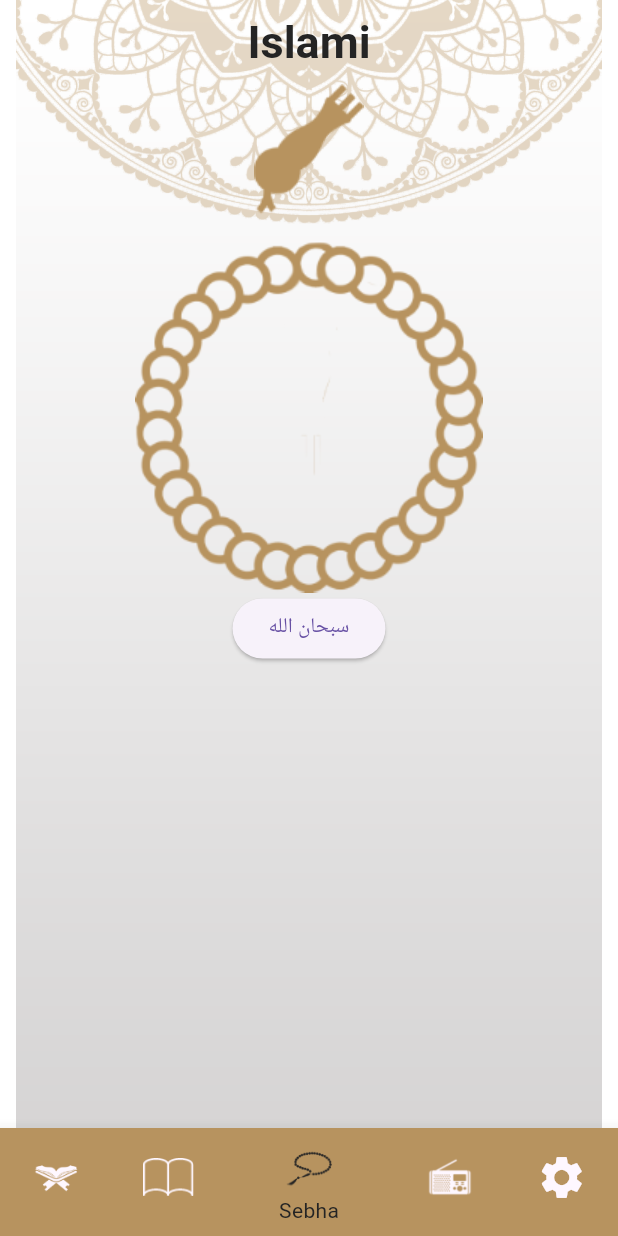
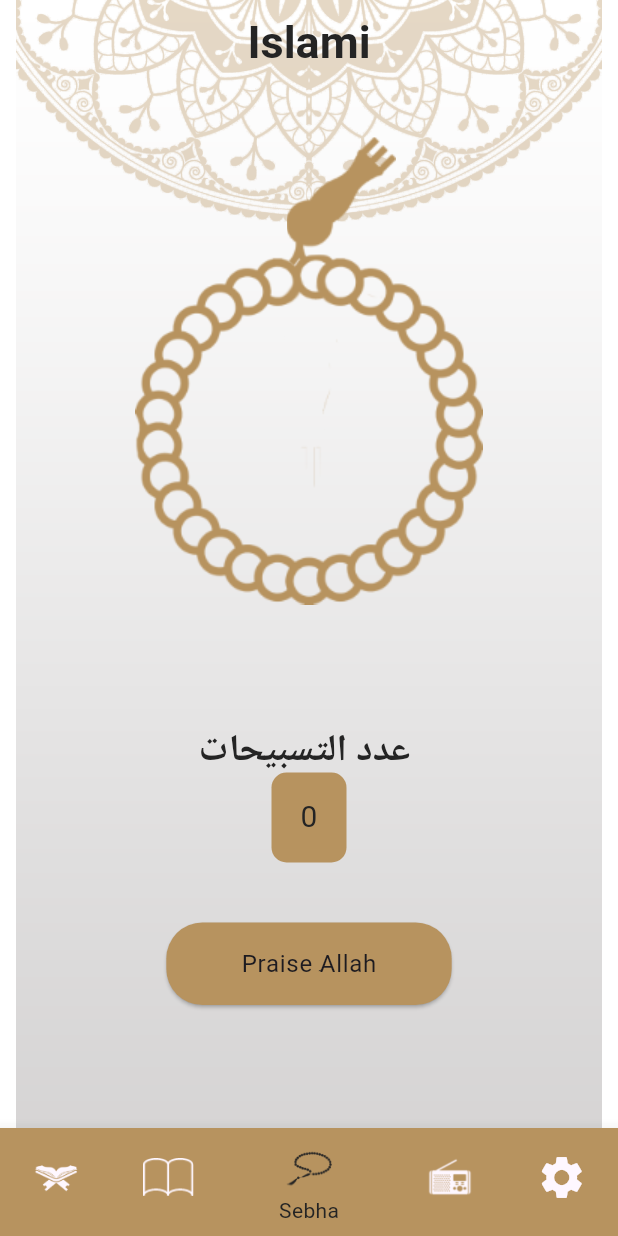
Before and after one commit to anasmohamed13/islami_project, a Flutter app: the screen it shows after launch, item 3 of the bottom bar chosen, on a phone screen of 412 x 824 dp. Run offline on Flutter 3.47's test engine with Material 3 defaults, Android fonts, the phone set to English and light mode, and no system bars; generated files the repository leaves out were written again.

Commit message:
finish the sebha screen

```diff
--- a/lib/l10n/app_ar.arb
+++ b/lib/l10n/app_ar.arb
@@ -6,5 +6,8 @@
     "quran" : "قران",
     "ahadeth":"احاديث",
     "sebha":"سبحة",
-    "radio":"راديو"
+    "radio":"راديو",
+    "praiseAllah" : "سبحان الله",
+    "thanksForAllah" : "الحمدلله",
+    "allahAkbr" : "الله أكبر"
 }
--- a/lib/l10n/app_en.arb
+++ b/lib/l10n/app_en.arb
@@ -6,5 +6,8 @@
     "quran" : "Quran",
     "ahadeth":"Ahadeth",
     "sebha":"Sebha",
-    "radio":"Radio"
+    "radio":"Radio",
+    "praiseAllah" : "Praise ِAllah",
+    "thanksForAllah" : "Thanks for Allah",
+    "allahAkbr" : "Allah is the greatest"
 }
--- a/lib/ui/screens/home_screen/home_screen.dart
+++ b/lib/ui/screens/home_screen/home_screen.dart
@@ -24,12 +24,12 @@
   late ThemeProvider themeProvider;
 
   int selectedTabIndex = 0;
-  List<Widget> tabs = const [
-    Quran(),
-    Ahadeth(),
-    Sebha(),
-    RadioIslami(),
-    Settings()
+  List<Widget> tabs = [
+    const Quran(),
+    const Ahadeth(),
+    const Sebha(),
+    const RadioIslami(),
+    const Settings()
   ];
   @override
   Widget build(BuildContext context) {
--- a/lib/ui/screens/home_screen/tabs/sebha/sebha.dart
+++ b/lib/ui/screens/home_screen/tabs/sebha/sebha.dart
@@ -1,17 +1,122 @@
+// ignore_for_file: avoid_unnecessary_containers, must_be_immutable, sized_box_for_whitespace
+
 import 'package:flutter/material.dart';
+import 'package:islamicproject/ui/provider/language_provider.dart';
+import 'package:islamicproject/ui/provider/theme_provider.dart';
 import 'package:islamicproject/ui/utils/app_assets.dart';
+import 'package:islamicproject/ui/utils/app_colors.dart';
+import 'package:islamicproject/ui/utils/sebha_name.dart';
+import 'package:provider/provider.dart';
 
-class Sebha extends StatelessWidget {
+class Sebha extends StatefulWidget {
   const Sebha({super.key});
 
   @override
+  State<Sebha> createState() => _SebhaState();
+}
+
+class _SebhaState extends State<Sebha> {
+  late ThemeProvider themeProvider;
+  late LanguageProvider languageProvider;
+
+  int counter = 0;
+
+  int index = 0;
+
+  @override
   Widget build(BuildContext context) {
+    themeProvider = Provider.of(context);
+    languageProvider = Provider.of(context);
     return Column(
       children: [
-        Image.asset(AppAssets.headSebhaLogo),
-        Center(child: Image.asset(AppAssets.bodySebhaLogo)),
-        Container(),
-        ElevatedButton(onPressed: () {}, child: const Text('سبحان الله')),
+        const SizedBox(
+          height: 30,
+        ),
+        Container(
+          height: 400,
+          child: Stack(
+            children: [
+              Center(
+                  child: Transform.rotate(
+                angle: counter.toDouble() * 0.2,
+                child: Image.asset(themeProvider.isDarkTheme
+                    ? AppAssets.bodySebhaDark
+                    : AppAssets.bodySebhaLogo),
+              )),
+              Positioned(
+                  bottom: 290,
+                  right: 148,
+                  child: Image.asset(themeProvider.isDarkTheme
+                      ? AppAssets.headSebhaDark
+                      : AppAssets.headSebhaLogo)),
+            ],
+          ),
+        ),
+        Text(
+          'عدد التسبيحات ',
+          style: Theme.of(context).textTheme.displayLarge,
+        ),
+        Container(
+          height: 60,
+          width: 50,
+          decoration: BoxDecoration(
+            borderRadius: BorderRadius.circular(10),
+            color:
+                themeProvider.isDarkTheme ? AppColor.accent : AppColor.primary,
+          ),
+          child: Center(
+              child: Text(
+            counter.toString(),
+            style: themeProvider.isDarkTheme
+                ? const TextStyle(color: AppColor.white, fontSize: 20)
+                : const TextStyle(color: AppColor.accent, fontSize: 20),
+          )),
+        ),
+        const SizedBox(
+          height: 40,
+        ),
+        ElevatedButton(
+          style: ElevatedButton.styleFrom(
+            padding: const EdgeInsets.symmetric(horizontal: 50, vertical: 15),
+            shape:
+                RoundedRectangleBorder(borderRadius: BorderRadius.circular(24)),
+            backgroundColor: themeProvider.isDarkTheme
+                ? AppColor.accentDark
+                : AppColor.primary,
+          ),
+          onPressed: () {
+            if (counter >= 32 && index < 2) {
+              setState(() {
+                counter = 0;
+                index++;
+              });
+            } else if (counter >= 32 && index >= 2) {
+              setState(() {
+                counter = 0;
+                index = 0;
+              });
+            } else {
+              setState(() {
+                counter++;
+              });
+            }
+          },
+          child: Builder(
+            builder: (context) {
+              if (languageProvider.local == 'en') {
+                return Text(
+                  SebhaName.sebhaNameEn[index],
+                  style: Theme.of(context).textTheme.bodyLarge,
+                );
+              } else {
+                return Text(
+                  SebhaName.sebhaNameAr[index],
+                  style: Theme.of(context).textTheme.bodyLarge,
+                );
+              }
+            },
+          ),
+        ),
       ],
     );
   }
--- a/lib/ui/screens/home_screen/tabs/settings/settings.dart
+++ b/lib/ui/screens/home_screen/tabs/settings/settings.dart
@@ -66,7 +66,7 @@
                 style: Theme.of(context)
                     .textTheme
                     .displayLarge!
-                    .copyWith(fontSize: 20)),
+                    .copyWith(fontSize: 18)),
           ),
           DropdownMenuItem(
               value: 'en',
@@ -74,7 +74,7 @@
                   style: Theme.of(context)
                       .textTheme
                       .displayLarge!
-                      .copyWith(fontSize: 20))),
+                      .copyWith(fontSize: 18))),
         ],
         onChanged: languageProvider.changeLang,
       );
--- a/lib/ui/screens/splashscreen/spalsh_screen.dart
+++ b/lib/ui/screens/splashscreen/spalsh_screen.dart
@@ -1,8 +1,10 @@
 // ignore_for_file: constant_identifier_names
 
 import 'package:flutter/material.dart';
+import 'package:islamicproject/ui/provider/theme_provider.dart';
 import 'package:islamicproject/ui/screens/home_screen/home_screen.dart';
 import 'package:islamicproject/ui/utils/app_assets.dart';
+import 'package:provider/provider.dart';
 
 class SplashScreen extends StatefulWidget {
   const SplashScreen({super.key});
--- a/lib/ui/utils/app_assets.dart
+++ b/lib/ui/utils/app_assets.dart
@@ -10,4 +10,7 @@
   static const String headSebhaLogo = 'assets/images/head_sebha_logo.png';
   static const String bodySebhaLogo = 'assets/images/body_sebha_logo.png';
   static const String darkBackGround = 'assets/images/dark_bg.png';
+  static const String bodySebhaDark = 'assets/images/body_sebha_dark.png';
+  static const String headSebhaDark = 'assets/images/head_sebha_dark.png';
+  static const String splashDark = 'assets/images/splash_dark.png';
 }
--- /dev/null
+++ b/lib/ui/utils/sebha_name.dart
@@ -0,0 +1,8 @@
+abstract class SebhaName {
+  static List<String> sebhaNameAr = ['سبحان الله', 'الحمدلله', 'الله اكبر'];
+  static List<String> sebhaNameEn = [
+    'Praise ِAllah',
+    'Thanks for Allah',
+    'Allah is the greatest'
+  ];
+}
```
Also changed, not shown: lib/ui/screens/hadeth_details/hadeth_details.dart (+8 -4 lines), lib/ui/screens/sura_details/sura_details.dart (+11 -8 lines), assets/images/splash_dark.png (added).
